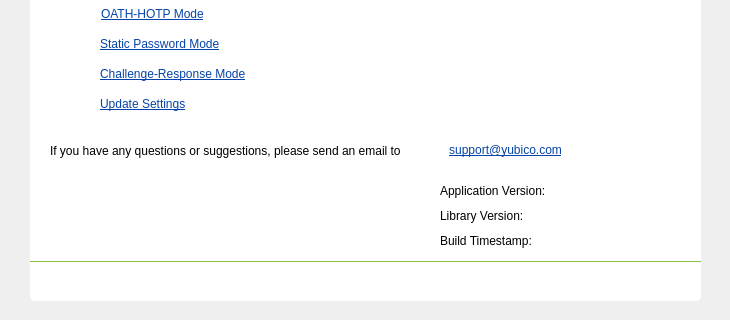
Above: src/ui/aboutpage.ui from Yubico/yubikey-personalization-gui-dpkg before the change; both pictures show x 0 to 730 and y 229 to 549 of the 730 by 650 pixel window. Below: the same form after it.
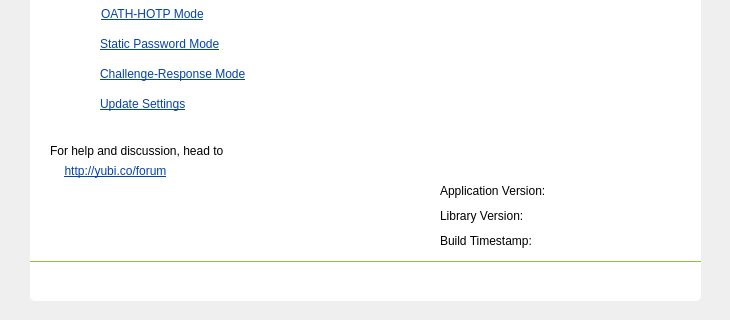
That is the form after the change. Icons and pictures are not drawn.

What changed in the file:
```diff
--- a/src/ui/aboutpage.ui
+++ b/src/ui/aboutpage.ui
@@ -453,19 +453,19 @@
      <rect>
       <x>20</x>
       <y>290</y>
-      <width>385</width>
+      <width>191</width>
       <height>20</height>
      </rect>
     </property>
     <property name="text">
-     <string>If you have any questions or suggestions, please send an email to</string>
+     <string>For help and discussion, head to</string>
     </property>
    </widget>
    <widget class="QPushButton" name="supportBtn">
     <property name="geometry">
      <rect>
-      <x>410</x>
-      <y>289</y>
+      <x>20</x>
+      <y>310</y>
       <width>131</width>
       <height>20</height>
      </rect>
@@ -494,7 +494,7 @@
 color: rgb(5, 67, 168);</string>
     </property>
     <property name="text">
-     <string>support@yubico.com</string>
+     <string>http://yubi.co/forum</string>
     </property>
     <property name="autoDefault">
      <bool>false</bool>
```
